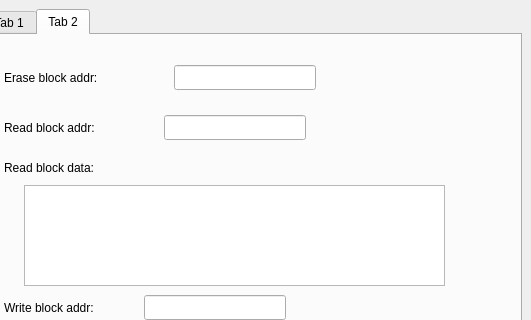
Qt form mainwindow.ui (kdurant/qt_minimum_template) before a commit; both pictures show x 303 to 834 and y 0 to 320 of the 834 by 656 pixel window.
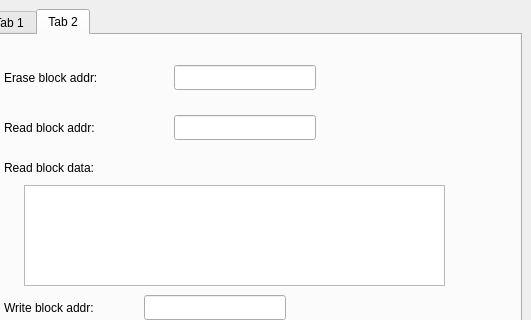
The same form after that commit.

Patch:
```diff
--- a/mainwindow.ui
+++ b/mainwindow.ui
@@ -202,7 +202,7 @@
        <widget class="QLineEdit" name="lineEdit_4">
         <property name="geometry">
          <rect>
-          <x>180</x>
+          <x>190</x>
           <y>80</y>
           <width>142</width>
           <height>25</height>
```
Left out of the diff: 2 changed lines with no effect on the pictures.
